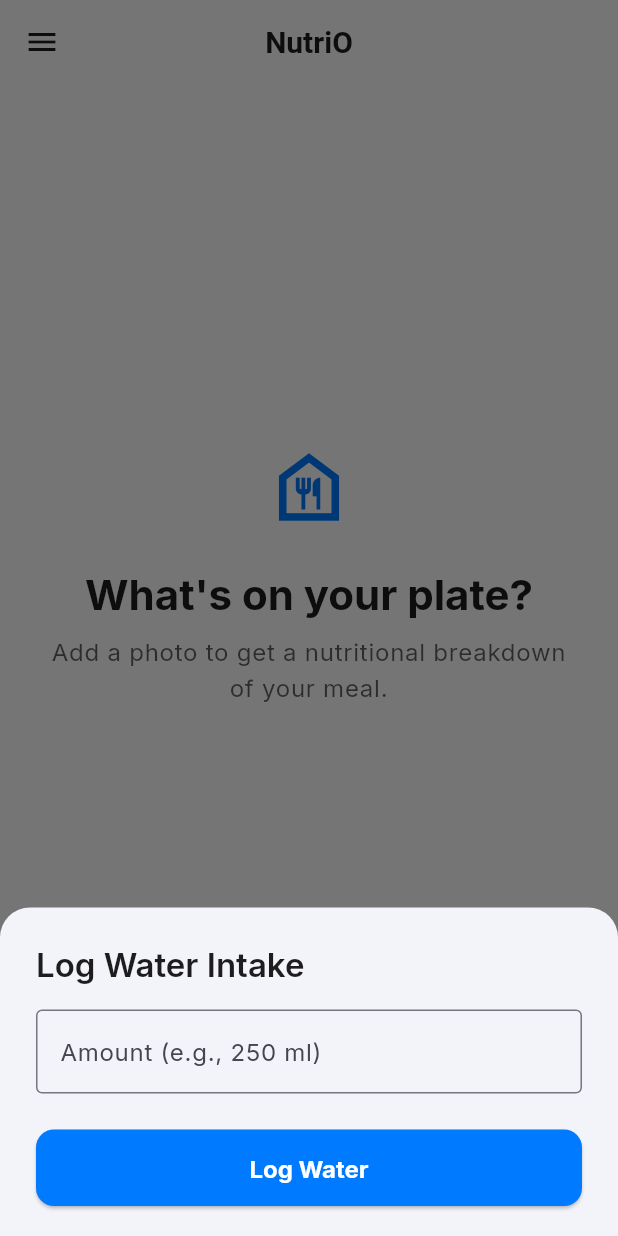
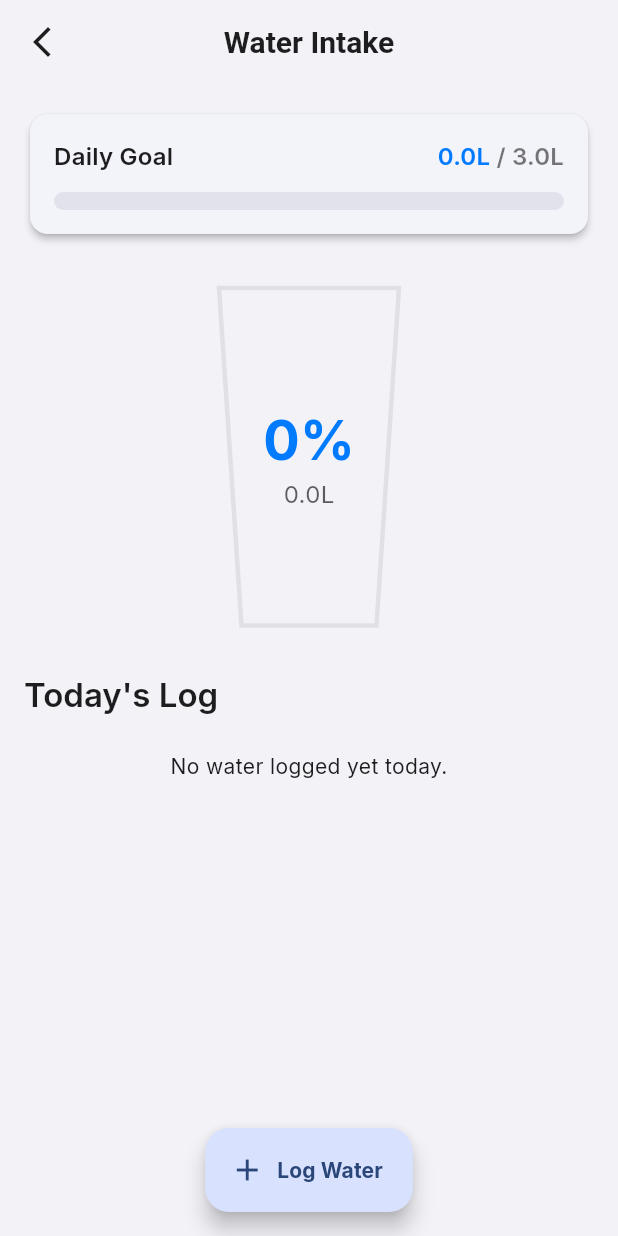
Before and after one commit to neelakandanz/NutriO, a Flutter app: the HomeScreen screen opened directly, in the side drawer, after a tap on "Log Water Intake", on a phone screen of 412 x 824 dp. Run offline on Flutter 3.47's test engine with Material 3 defaults, Android fonts, the phone set to English and light mode, and no system bars; our stand-ins replace flutter_riverpod, google_fonts, image_picker, permission_handler.

Commit message:
water inake add and animation also added

```diff
--- /dev/null
+++ b/lib/src/model/water_log_model.dart
@@ -0,0 +1,29 @@
+// lib/src/model/water_log_model.dart
+
+import 'package:flutter/foundation.dart';
+
+@immutable
+class WaterLog {
+  final String id;
+  final double amount; // in milliliters
+  final DateTime timestamp;
+
+  const WaterLog({
+    required this.id,
+    required this.amount,
+    required this.timestamp,
+  });
+
+  // A copyWith method is useful for immutable classes
+  WaterLog copyWith({
+    String? id,
+    double? amount,
+    DateTime? timestamp,
+  }) {
+    return WaterLog(
+      id: id ?? this.id,
+      amount: amount ?? this.amount,
+      timestamp: timestamp ?? this.timestamp,
+    );
+  }
+}
--- /dev/null
+++ b/lib/src/provider/water_intake_provider.dart
@@ -0,0 +1,64 @@
+// lib/src/provider/water_intake_provider.dart
+
+import 'package:flutter_riverpod/flutter_riverpod.dart';
+import 'package:nutrio/src/model/water_log_model.dart';
+import 'package:uuid/uuid.dart';
+
+const _uuid = Uuid();
+
+// 1. The State class
+class WaterIntakeState {
+  final double dailyGoalLiters;
+  final List<WaterLog> logs;
+
+  const WaterIntakeState({
+    this.dailyGoalLiters = 3.0,
+    this.logs = const [],
+  });
+
+  double get currentIntakeLiters {
+    if (logs.isEmpty) return 0.0;
+    // We sum up the amount in milliliters and convert to liters
+    return logs.map((log) => log.amount).reduce((a, b) => a + b) / 1000.0;
+  }
+
+  double get progressPercentage {
+    if (dailyGoalLiters == 0) return 0.0;
+    return (currentIntakeLiters / dailyGoalLiters).clamp(0.0, 1.0);
+  }
+
+  WaterIntakeState copyWith({
+    double? dailyGoalLiters,
+    List<WaterLog>? logs,
+  }) {
+    return WaterIntakeState(
+      dailyGoalLiters: dailyGoalLiters ?? this.dailyGoalLiters,
+      logs: logs ?? this.logs,
+    );
+  }
+}
+
+// 2. The Notifier
+class WaterIntakeNotifier extends StateNotifier<WaterIntakeState> {
+  WaterIntakeNotifier() : super(const WaterIntakeState());
+
+  // Method to add a new water log entry
+  void addWaterLog(double amountInMl) {
+    final newLog = WaterLog(
+      id: _uuid.v4(),
+      amount: amountInMl,
+      timestamp: DateTime.now(),
+    );
+    state = state.copyWith(logs: [...state.logs, newLog]);
+  }
+
+  // In the future, you could add methods like:
+  // void removeWaterLog(String id) { ... }
+  // void setDailyGoal(double liters) { ... }
+}
+
+// 3. The Provider
+final waterIntakeProvider =
+    StateNotifierProvider<WaterIntakeNotifier, WaterIntakeState>((ref) {
+  return WaterIntakeNotifier();
+});
--- a/lib/src/view/homescreen.dart
+++ b/lib/src/view/homescreen.dart
@@ -1,9 +1,11 @@
 // lib/src/view/homescreen.dart
+
 import 'package:flutter/material.dart';
 import 'package:flutter_riverpod/flutter_riverpod.dart';
 import 'package:image_picker/image_picker.dart';
 import 'package:nutrio/src/provider/image_picker_provider.dart';
 import 'package:nutrio/src/provider/theme_provider.dart';
+import 'package:nutrio/src/view/water_intake/water_intake_screen.dart'; // Import the new screen
 import '../core/constants/app_constant.dart';
 
 class HomeScreen extends ConsumerWidget {
@@ -11,6 +13,7 @@ class HomeScreen extends ConsumerWidget {
 
   @override
   Widget build(BuildContext context, WidgetRef ref) {
+    // ... (keep the existing build method logic)
     final theme = Theme.of(context);
 
     ref.listen<XFile?>(imagePickerProvider, (previous, next) {
@@ -90,7 +93,6 @@ class HomeScreen extends ConsumerWidget {
       child: ListView(
         padding: EdgeInsets.zero,
         children: [
-          // Replace the old DrawerHeader with this UserAccountsDrawerHeader
           UserAccountsDrawerHeader(
             accountName: Text(
               "Your Name", // Placeholder for user's name
@@ -113,15 +115,20 @@ class HomeScreen extends ConsumerWidget {
               ),
             ),
             decoration: BoxDecoration(
-              color: theme.colorScheme.surface, // Use surface color for a clean look
+              color: theme.colorScheme.surface,
             ),
           ),
           ListTile(
             leading: const Icon(Icons.water_drop_outlined),
             title: const Text('Log Water Intake'),
             onTap: () {
-              Navigator.of(context).pop(); // Close the drawer
-              _showWaterIntakeDialog(context);
+              Navigator.of(context).pop(); // Close the drawer first
+              // ** MODIFICATION HERE **
+              Navigator.of(context).push(
+                MaterialPageRoute(
+                  builder: (context) => const WaterIntakeScreen(),
+                ),
+              );
             },
           ),
           ListTile(
@@ -130,7 +137,7 @@ class HomeScreen extends ConsumerWidget {
             ),
             title: const Text('Toggle Theme'),
             onTap: () {
-              Navigator.of(context).pop(); // Close the drawer
+              Navigator.of(context).pop();
               ref.read(themeProvider.notifier).toggleTheme();
             },
           ),
@@ -156,9 +163,8 @@ class HomeScreen extends ConsumerWidget {
     );
   }
 
-
-
-  Widget _buildActionButtons(BuildContext context, WidgetRef ref) {
+  // ... (keep the rest of the HomeScreen code unchanged)
+   Widget _buildActionButtons(BuildContext context, WidgetRef ref) {
     final imagePickerService = ref.read(imagePickerServiceProvider);
 
     return Padding(
@@ -213,56 +219,4 @@ class HomeScreen extends ConsumerWidget {
       ),
     );
   }
-
-  void _showWaterIntakeDialog(BuildContext context) {
-    showModalBottomSheet(
-      context: context,
-      isScrollControlled: true,
-      shape: const RoundedRectangleBorder(
-        borderRadius: BorderRadius.vertical(top: Radius.circular(20)),
-      ),
-      builder: (context) {
-        return Padding(
-          padding: EdgeInsets.only(
-            bottom: MediaQuery.of(context).viewInsets.bottom,
-            left: 24,
-            right: 24,
-            top: 24,
-          ),
-          child: Column(
-            mainAxisSize: MainAxisSize.min,
-            crossAxisAlignment: CrossAxisAlignment.start,
-            children: [
-              Text(
-                'Log Water Intake',
-                style: Theme.of(context).textTheme.titleLarge,
-              ),
-              const SizedBox(height: 16),
-              TextFormField(
-                keyboardType:
-                    const TextInputType.numberWithOptions(decimal: true),
-                decoration: const InputDecoration(
-                  labelText: 'Amount (e.g., 250 ml)',
-                  border: OutlineInputBorder(),
-                  suffixText: 'ml',
-                ),
-              ),
-              const SizedBox(height: 24),
-              SizedBox(
-                width: double.infinity,
-                child: ElevatedButton(
-                  onPressed: () {
-                    // TODO: Add logic to save the water intake value
-                    Navigator.of(context).pop();
-                  },
-                  child: const Text('Log Water'),
-                ),
-              ),
-              const SizedBox(height: 20),
-            ],
-          ),
-        );
-      },
-    );
-  }
 }
--- /dev/null
+++ b/lib/src/view/water_intake/water_intake_screen.dart
@@ -0,0 +1,285 @@
+// lib/src/view/water_intake/water_intake_screen.dart
+
+import 'package:flutter/material.dart';
+import 'package:flutter_riverpod/flutter_riverpod.dart';
+import 'package:intl/intl.dart';
+import 'package:nutrio/src/provider/water_intake_provider.dart';
+import 'package:nutrio/src/view/water_intake/widgets/water_glass_painter.dart';
+
+class WaterIntakeScreen extends ConsumerStatefulWidget {
+  const WaterIntakeScreen({super.key});
+
+  @override
+  ConsumerState<WaterIntakeScreen> createState() => _WaterIntakeScreenState();
+}
+
+class _WaterIntakeScreenState extends ConsumerState<WaterIntakeScreen>
+    with TickerProviderStateMixin {
+  late AnimationController _waveAnimationController;
+  late AnimationController _fillAnimationController;
+  late Animation<double> _fillAnimation;
+
+  @override
+  void initState() {
+    super.initState();
+    _waveAnimationController = AnimationController(
+      vsync: this,
+      duration: const Duration(seconds: 2),
+    )..repeat();
+
+    _fillAnimationController = AnimationController(
+      vsync: this,
+      duration: const Duration(milliseconds: 1200),
+    );
+
+    final waterState = ref.read(waterIntakeProvider);
+    _fillAnimation = Tween<double>(
+      begin: 0.0,
+      end: waterState.progressPercentage,
+    ).animate(
+      CurvedAnimation(
+        parent: _fillAnimationController,
+        curve: Curves.easeOut,
+      ),
+    );
+    _fillAnimationController.forward();
+  }
+
+  @override
+  void dispose() {
+    _waveAnimationController.dispose();
+    _fillAnimationController.dispose();
+    super.dispose();
+  }
+
+  @override
+  Widget build(BuildContext context) {
+    final theme = Theme.of(context);
+    final waterState = ref.watch(waterIntakeProvider);
+
+    // Listen to state changes to trigger the fill animation
+    ref.listen<WaterIntakeState>(waterIntakeProvider, (previous, next) {
+      if (previous?.progressPercentage != next.progressPercentage) {
+        _fillAnimation = Tween<double>(
+          begin: previous?.progressPercentage ?? 0.0,
+          end: next.progressPercentage,
+        ).animate(
+          CurvedAnimation(
+            parent: _fillAnimationController,
+            curve: Curves.easeOut,
+          ),
+        );
+        _fillAnimationController
+          ..reset()
+          ..forward();
+      }
+    });
+
+    return Scaffold(
+      backgroundColor: theme.colorScheme.surface,
+      appBar: AppBar(
+        title: const Text('Water Intake'),
+        backgroundColor: Colors.transparent,
+        elevation: 0,
+        leading: IconButton(
+          icon: Icon(Icons.arrow_back_ios_new, color: theme.colorScheme.onSurface),
+          onPressed: () => Navigator.of(context).pop(),
+        ),
+      ),
+      body: ListView(
+        padding: const EdgeInsets.all(16.0),
+        children: [
+          _buildDailyGoal(theme, waterState),
+          const SizedBox(height: 32),
+          _buildWaterGlass(waterState),
+          const SizedBox(height: 32),
+          _buildTodaysLog(theme, waterState),
+        ],
+      ),
+      floatingActionButton: FloatingActionButton.extended(
+        onPressed: () => _showWaterIntakeDialog(context),
+        label: const Text('Log Water'),
+        icon: const Icon(Icons.add),
+      ),
+      floatingActionButtonLocation: FloatingActionButtonLocation.centerFloat,
+    );
+  }
+
+  Widget _buildDailyGoal(ThemeData theme, WaterIntakeState waterState) {
+    return Card(
+      elevation: 2,
+      shape: RoundedRectangleBorder(borderRadius: BorderRadius.circular(12)),
+      child: Padding(
+        padding: const EdgeInsets.all(16.0),
+        child: Column(
+          children: [
+            Row(
+              mainAxisAlignment: MainAxisAlignment.spaceBetween,
+              children: [
+                Text('Daily Goal', style: theme.textTheme.titleMedium),
+                Text.rich(
+                  TextSpan(
+                    text: '${waterState.currentIntakeLiters.toStringAsFixed(1)}L',
+                    style: theme.textTheme.titleMedium?.copyWith(color: theme.colorScheme.primary),
+                    children: [
+                      TextSpan(
+                        text: ' / ${waterState.dailyGoalLiters.toStringAsFixed(1)}L',
+                        style: theme.textTheme.titleMedium?.copyWith(color: theme.colorScheme.onSurface.withOpacity(0.6)),
+                      )
+                    ],
+                  ),
+                ),
+              ],
+            ),
+            const SizedBox(height: 12),
+            ClipRRect(
+              borderRadius: BorderRadius.circular(8),
+              child: LinearProgressIndicator(
+                value: waterState.progressPercentage,
+                minHeight: 12,
+                backgroundColor: theme.colorScheme.surfaceVariant,
+              ),
+            ),
+          ],
+        ),
+      ),
+    );
+  }
+
+  Widget _buildWaterGlass(WaterIntakeState waterState) {
+    return Center(
+      child: SizedBox(
+        width: 150,
+        height: 225,
+        child: AnimatedBuilder(
+            animation: _fillAnimation,
+            builder: (context, child) {
+              return CustomPaint(
+                painter: WaterGlassPainter(
+                  waterLevelPercent: _fillAnimation.value,
+                  waveAnimation: _waveAnimationController,
+                ),
+                child: Center(
+                  child: Column(
+                    mainAxisAlignment: MainAxisAlignment.center,
+                    children: [
+                      Text(
+                        '${(waterState.progressPercentage * 100).toStringAsFixed(0)}%',
+                        style: TextStyle(
+                          fontSize: 36,
+                          fontWeight: FontWeight.bold,
+                          color: Theme.of(context).colorScheme.primary,
+                        ),
+                      ),
+                      Text(
+                        '${waterState.currentIntakeLiters.toStringAsFixed(1)}L',
+                        style: TextStyle(
+                          fontSize: 16,
+                          color: Theme.of(context).colorScheme.onSurface.withOpacity(0.7),
+                        ),
+                      )
+                    ],
+                  ),
+                ),
+              );
+            }),
+      ),
+    );
+  }
+
+  Widget _buildTodaysLog(ThemeData theme, WaterIntakeState waterState) {
+    return Column(
+      crossAxisAlignment: CrossAxisAlignment.start,
+      children: [
+        Text("Today's Log", style: theme.textTheme.titleLarge),
+        const SizedBox(height: 8),
+        if (waterState.logs.isEmpty)
+          const Center(
+            child: Padding(
+              padding: EdgeInsets.all(16.0),
+              child: Text('No water logged yet today.'),
+            ),
+          )
+        else
+          ListView.builder(
+            shrinkWrap: true,
+            physics: const NeverScrollableScrollPhysics(),
+            itemCount: waterState.logs.length,
+            itemBuilder: (context, index) {
+              final log = waterState.logs[waterState.logs.length - 1 - index]; // Show latest first
+              return Card(
+                elevation: 1,
+                shape: RoundedRectangleBorder(borderRadius: BorderRadius.circular(10)),
+                margin: const EdgeInsets.symmetric(vertical: 4),
+                child: ListTile(
+                  leading: CircleAvatar(
+                    backgroundColor: theme.colorScheme.primary.withOpacity(0.1),
+                    child: Icon(Icons.water_drop_outlined, color: theme.colorScheme.primary),
+                  ),
+                  title: Text('${log.amount.toStringAsFixed(0)}ml'),
+                  trailing: Text(DateFormat.jm().format(log.timestamp)),
+                ),
+              );
+            },
+          ),
+      ],
+    );
+  }
+
+  void _showWaterIntakeDialog(BuildContext context) {
+    final TextEditingController controller = TextEditingController();
+    showModalBottomSheet(
+      context: context,
+      isScrollControlled: true,
+      shape: const RoundedRectangleBorder(
+        borderRadius: BorderRadius.vertical(top: Radius.circular(20)),
+      ),
+      builder: (context) {
+        return Padding(
+          padding: EdgeInsets.only(
+            bottom: MediaQuery.of(context).viewInsets.bottom,
+            left: 24,
+            right: 24,
+            top: 24,
+          ),
+          child: Column(
+            mainAxisSize: MainAxisSize.min,
+            crossAxisAlignment: CrossAxisAlignment.start,
+            children: [
+              Text(
+                'Log Water Intake',
+                style: Theme.of(context).textTheme.titleLarge,
+              ),
+              const SizedBox(height: 16),
+              TextFormField(
+                controller: controller,
+                autofocus: true,
+                keyboardType: const TextInputType.numberWithOptions(decimal: true),
+                decoration: const InputDecoration(
+                  labelText: 'Amount',
+                  border: OutlineInputBorder(),
+                  suffixText: 'ml',
+                ),
+              ),
+              const SizedBox(height: 24),
+              SizedBox(
+                width: double.infinity,
+                child: ElevatedButton(
+                  onPressed: () {
+                    final amount = double.tryParse(controller.text);
+                    if (amount != null && amount > 0) {
+                      ref.read(waterIntakeProvider.notifier).addWaterLog(amount);
+                    }
+                    Navigator.of(context).pop();
+                  },
+                  child: const Text('Log Water'),
+                ),
+              ),
+              const SizedBox(height: 20),
+            ],
+          ),
+        );
+      },
+    );
+  }
+}
--- /dev/null
+++ b/lib/src/view/water_intake/widgets/water_glass_painter.dart
@@ -0,0 +1,66 @@
+// lib/src/view/water_intake/widgets/water_glass_painter.dart
+
+import 'dart:math' as math;
+import 'package:flutter/material.dart';
+
+class WaterGlassPainter extends CustomPainter {
+  final double waterLevelPercent; // 0.0 to 1.0
+  final Animation<double> waveAnimation;
+
+  WaterGlassPainter({required this.waterLevelPercent, required this.waveAnimation})
+      : super(repaint: waveAnimation);
+
+  @override
+  void paint(Canvas canvas, Size size) {
+    // Define the glass shape
+    final glassPath = Path()
+      ..moveTo(size.width * 0.1, 0)
+      ..lineTo(size.width * 0.9, 0)
+      ..lineTo(size.width * 0.8, size.height)
+      ..lineTo(size.width * 0.2, size.height)
+      ..close();
+
+    final glassPaint = Paint()
+      ..color = Colors.grey.withOpacity(0.2)
+      ..style = PaintingStyle.stroke
+      ..strokeWidth = 3;
+
+    // Draw the glass outline
+    canvas.drawPath(glassPath, glassPaint);
+
+    // Only draw water if there is any
+    if (waterLevelPercent > 0) {
+      final waterPaint = Paint()
+        ..color = const Color(0xFF2a9fed).withOpacity(0.7)
+        ..style = PaintingStyle.fill;
+
+      final waterPath = Path();
+      final waveHeight = size.height * (1 - waterLevelPercent);
+
+      waterPath.moveTo(size.width * 0.2, size.height);
+      waterPath.lineTo(size.width * 0.8, size.height);
+      waterPath.lineTo(size.width * 0.9, 0 + waveHeight); // Top right corner of water
+
+      // Create the wave effect
+      for (double x = size.width; x >= 0; x--) {
+        waterPath.lineTo(
+          x,
+          waveHeight + math.sin((x / size.width * 2 * math.pi) + (waveAnimation.value * 2 * math.pi)) * 5, // 5 is amplitude
+        );
+      }
+
+      waterPath.lineTo(size.width * 0.1, 0 + waveHeight); // Top left corner of water
+      waterPath.close();
+
+      // Clip the water path to the glass shape
+      canvas.clipPath(glassPath);
+      canvas.drawPath(waterPath, waterPaint);
+    }
+  }
+
+  @override
+  bool shouldRepaint(covariant WaterGlassPainter oldDelegate) {
+    return oldDelegate.waterLevelPercent != waterLevelPercent ||
+           oldDelegate.waveAnimation.value != waveAnimation.value;
+  }
+}
--- a/pubspec.yaml
+++ b/pubspec.yaml
@@ -39,6 +39,8 @@ dependencies:
   # Use with the CupertinoIcons class for iOS style icons.
   cupertino_icons: ^1.0.8
   google_fonts: ^6.2.1
+  uuid: ^4.5.1
+  intl: ^0.20.2
 
 dev_dependencies:
   flutter_test:
```
Also changed, not shown: pubspec.lock.
